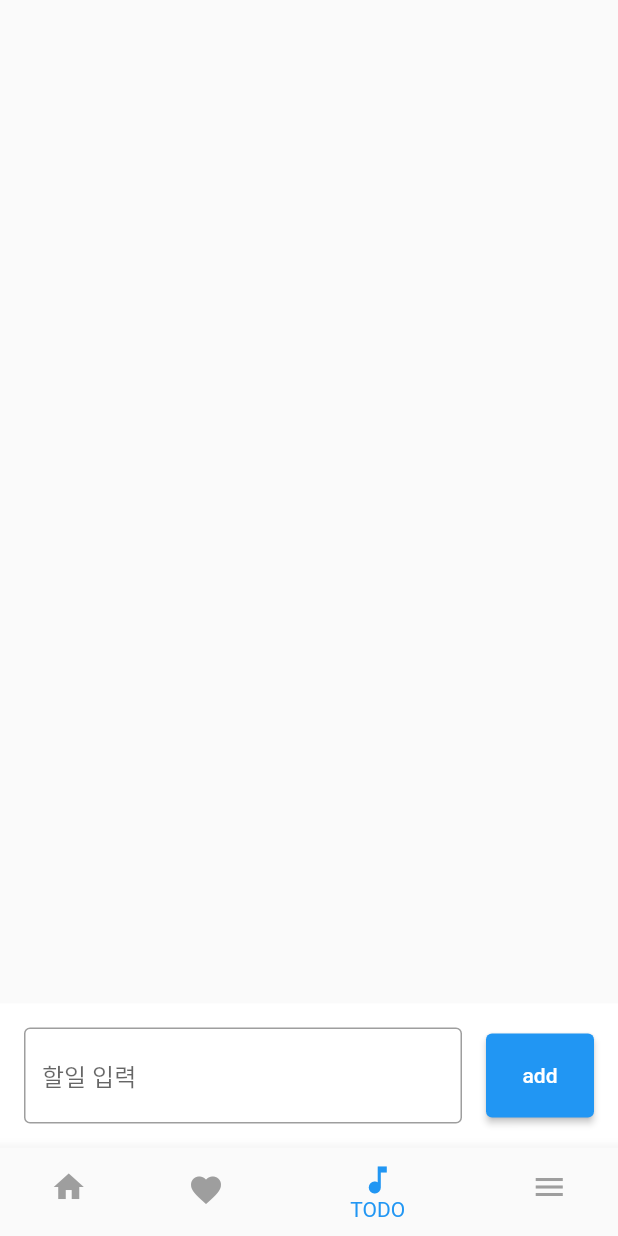
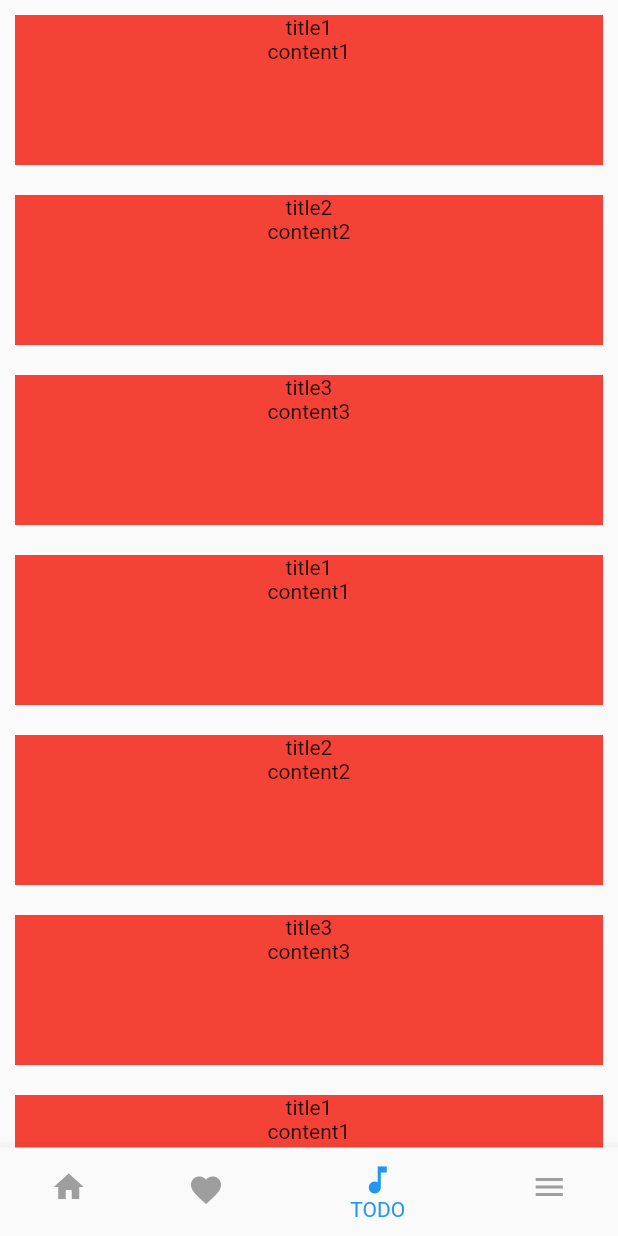
Before and after one commit to melodysdreamj/songdo_flutter_studty_2, a Flutter app: the screen it shows after launch, item 3 of the bottom bar chosen, on a phone screen of 412 x 824 dp. Run offline on Flutter 3.47's test engine with Material 2 defaults, Android fonts, the phone set to English and light mode, and no system bars.

Commit message:
리스트페이지

```diff
--- a/lib/main.dart
+++ b/lib/main.dart
@@ -1,7 +1,6 @@
 import 'package:flutter/material.dart';
-import 'package:songdo_flutter_studty_2/note/3rd/todo_page.dart';
+import 'package:songdo_flutter_studty_2/page/TodoPage.dart';
 
-import 'note/text_filed.dart';
 import 'page/bmi_calcurator_page.dart';
 import 'page/counter_page.dart';
 
@@ -28,7 +27,6 @@ class _BotoomNavigationBarExampleState
           CounterPage(),
           BMICalculatorPage(),
           TodoPage(),
-          // Container(color: Colors.blue,),
           Container(color: Colors.green,),
         ],
       ),
--- /dev/null
+++ b/lib/page/TodoPage.dart
@@ -0,0 +1,58 @@
+import 'package:flutter/material.dart';
+
+class TodoPage extends StatefulWidget {
+  const TodoPage({Key? key}) : super(key: key);
+
+  @override
+  State<TodoPage> createState() => _TodoPageState();
+}
+
+class TodoModel
+{
+  String title;
+  String content;
+
+  TodoModel({required this.title, required this.content});
+}
+
+class _TodoPageState extends State<TodoPage> {
+
+  final List<TodoModel> _todoList = [
+    TodoModel(title: 'title1', content: 'content1'),
+    TodoModel(title: 'title2', content: 'content2'),
+    TodoModel(title: 'title3', content: 'content3'),
+    TodoModel(title: 'title1', content: 'content1'),
+    TodoModel(title: 'title2', content: 'content2'),
+    TodoModel(title: 'title3', content: 'content3'),
+    TodoModel(title: 'title1', content: 'content1'),
+    TodoModel(title: 'title2', content: 'content2'),
+    TodoModel(title: 'title3', content: 'content3'),
+    TodoModel(title: 'title1', content: 'content1'),
+    TodoModel(title: 'title2', content: 'content2'),
+    TodoModel(title: 'title3', content: 'content3'),
+  ];
+
+  @override
+  Widget build(BuildContext context) {
+    return Scaffold(
+    body: ListView(
+      children: _todoList.map((todo) => listItemWidget(todo),).toList(),
+      ),
+    );
+  }
+
+  Widget listItemWidget(TodoModel todo) {
+    return Expanded(
+      child: Container(
+        margin: const EdgeInsets.all(10),
+        color: Colors.red,
+          height: 100,
+          child: Column(
+            children: [
+              Text(todo.title),
+              Text(todo.content),
+            ],
+          )),
+    );
+  }
+}
```
